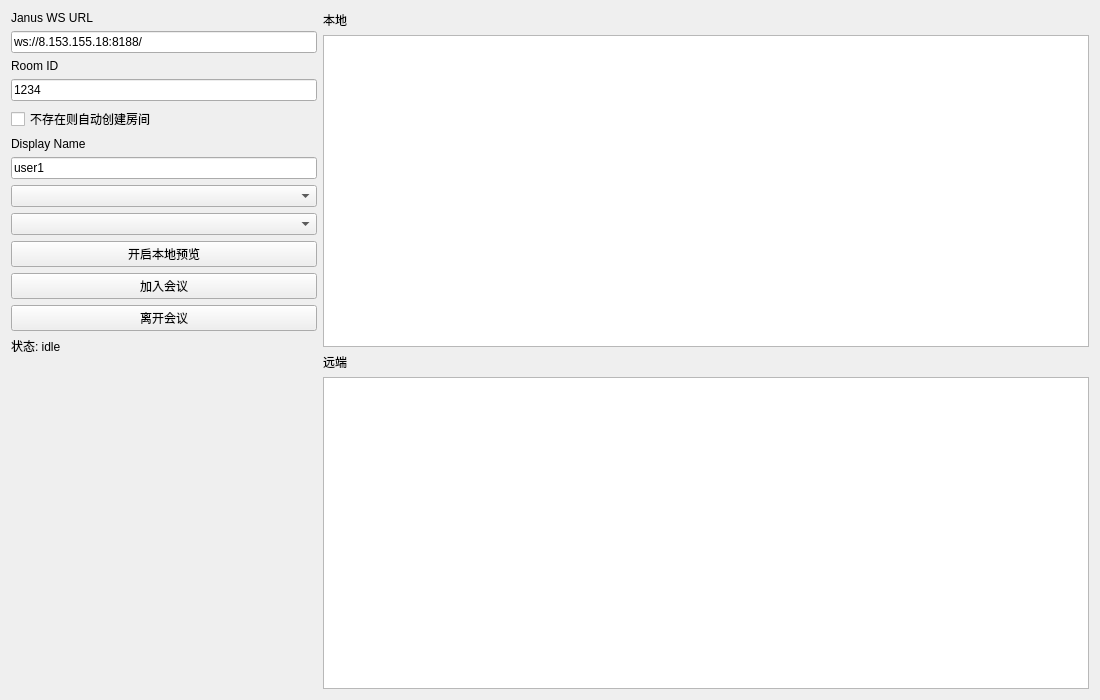
Before: the Qt Designer form demo/widget.ui in wang-y-cell/xrtc, drawn with Qt 5.
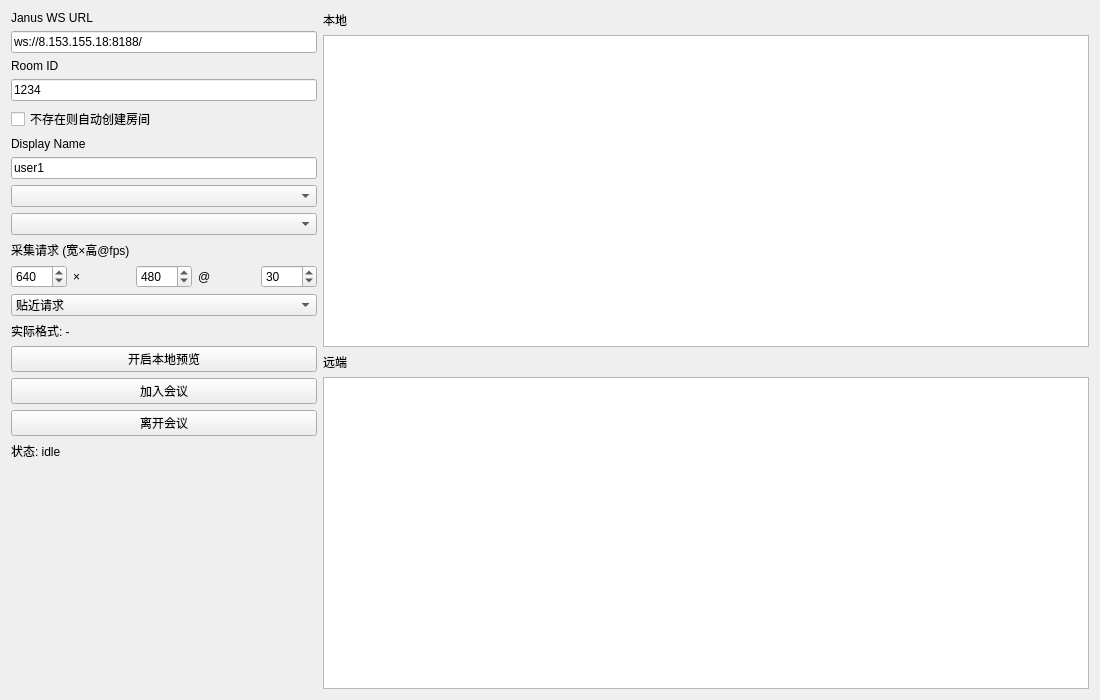
After: the same form once the commit is applied.

Commit message: 完成和完善采集分辨率设置和显示

What changed in the file:
```diff
--- a/demo/widget.ui
+++ b/demo/widget.ui
@@ -74,6 +74,91 @@
      <item>
       <widget class="QComboBox" name="camera_list"/>
      </item>
+     <item>
+      <widget class="QLabel" name="label_video_format">
+       <property name="text">
+        <string>采集请求 (宽×高@fps)</string>
+       </property>
+      </widget>
+     </item>
+     <item>
+      <layout class="QHBoxLayout" name="video_format_layout">
+       <item>
+        <widget class="QSpinBox" name="video_width">
+         <property name="minimum">
+          <number>160</number>
+         </property>
+         <property name="maximum">
+          <number>7680</number>
+         </property>
+         <property name="value">
+          <number>640</number>
+         </property>
+        </widget>
+       </item>
+       <item>
+        <widget class="QLabel" name="label_video_x">
+         <property name="text">
+          <string>×</string>
+         </property>
+        </widget>
+       </item>
+       <item>
+        <widget class="QSpinBox" name="video_height">
+         <property name="minimum">
+          <number>120</number>
+         </property>
+         <property name="maximum">
+          <number>4320</number>
+         </property>
+         <property name="value">
+          <number>480</number>
+         </property>
+        </widget>
+       </item>
+       <item>
+        <widget class="QLabel" name="label_video_at">
+         <property name="text">
+          <string>@</string>
+         </property>
+        </widget>
+       </item>
+       <item>
+        <widget class="QSpinBox" name="video_fps">
+         <property name="minimum">
+          <number>1</number>
+         </property>
+         <property name="maximum">
+          <number>120</number>
+         </property>
+         <property name="value">
+          <number>30</number>
+         </property>
+        </widget>
+       </item>
+      </layout>
+     </item>
+     <item>
+      <widget class="QComboBox" name="video_strategy">
+       <item>
+        <property name="text">
+         <string>贴近请求</string>
+        </property>
+       </item>
+       <item>
+        <property name="text">
+         <string>优先 720p</string>
+        </property>
+       </item>
+      </widget>
+     </item>
+     <item>
+      <widget class="QLabel" name="label_actual_format">
+       <property name="text">
+        <string>实际格式: -</string>
+       </property>
+      </widget>
+     </item>
      <item>
       <widget class="QPushButton" name="video_capture">
        <property name="text">
```
The commit also changes 12 other files.
